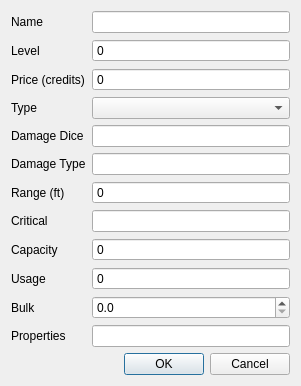
smithbt/StarfinderCharacterApp, file WeaponDialog.ui: the form before one commit.
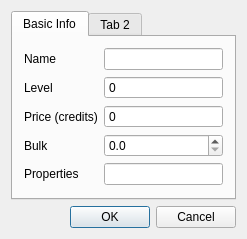
The form after the commit.

Commit message: Removed some fields from Weapon class with the intention to create subclassses for diferent weapon types later.

```diff
--- a/WeaponDialog.ui
+++ b/WeaponDialog.ui
@@ -6,22 +6,29 @@
    <rect>
     <x>0</x>
     <y>0</y>
-    <width>301</width>
-    <height>353</height>
+    <width>247</width>
+    <height>216</height>
    </rect>
   </property>
   <property name="windowTitle">
    <string>New Weapon</string>
   </property>
+  <layout class="QGridLayout" name="gridLayout">
+   <item row="0" column="0">
+    <widget class="QTabWidget" name="tabWidget">
+     <property name="currentIndex">
+      <number>0</number>
+     </property>
+     <widget class="QWidget" name="tab">
+      <attribute name="title">
+       <string>Basic Info</string>
+      </attribute>
   <layout class="QFormLayout" name="formLayout">
    <item row="0" column="0">
     <widget class="QLabel" name="name_label">
      <property name="text">
       <string>Name</string>
      </property>
-     <property name="buddy">
-      <cstring>name_field</cstring>
-     </property>
     </widget>
    </item>
    <item row="0" column="1">
@@ -32,9 +39,6 @@
      <property name="text">
       <string>Level</string>
      </property>
-     <property name="buddy">
-      <cstring>level_field</cstring>
-     </property>
     </widget>
    </item>
    <item row="1" column="1">
@@ -47,160 +51,60 @@
      </property>
     </widget>
    </item>
+       <item row="2" column="0">
+        <widget class="QLabel" name="price_label">
+         <property name="text">
+          <string>Price (credits)</string>
+         </property>
+        </widget>
+       </item>
+       <item row="2" column="1">
+        <widget class="QSpinBox" name="price_field">
+         <property name="buttonSymbols">
+          <enum>QAbstractSpinBox::NoButtons</enum>
+         </property>
+        </widget>
+       </item>
    <item row="3" column="0">
-    <widget class="QLabel" name="type_label">
+        <widget class="QLabel" name="bulk_label">
      <property name="text">
-      <string>Type</string>
-     </property>
-     <property name="buddy">
-      <cstring>type_field</cstring>
+          <string>Bulk</string>
      </property>
     </widget>
    </item>
    <item row="3" column="1">
-    <widget class="QComboBox" name="type_field"/>
+        <widget class="QDoubleSpinBox" name="bulk_field">
+         <property name="decimals">
+          <number>1</number>
+         </property>
+        </widget>
    </item>
    <item row="4" column="0">
-    <widget class="QLabel" name="damageDice_label">
-     <property name="text">
-      <string>Damage Dice</string>
-     </property>
-     <property name="buddy">
-      <cstring>damageDice_field</cstring>
-     </property>
-    </widget>
-   </item>
-   <item row="4" column="1">
-    <widget class="QLineEdit" name="damageDice_field"/>
-   </item>
-   <item row="5" column="0">
-    <widget class="QLabel" name="damageType_label">
-     <property name="text">
-      <string>Damage Type</string>
-     </property>
-     <property name="buddy">
-      <cstring>damageType_field</cstring>
-     </property>
-    </widget>
-   </item>
-   <item row="5" column="1">
-    <widget class="QLineEdit" name="damageType_field"/>
-   </item>
-   <item row="7" column="0">
-    <widget class="QLabel" name="critical_label">
-     <property name="text">
-      <string>Critical</string>
-     </property>
-     <property name="buddy">
-      <cstring>critical_field</cstring>
-     </property>
-    </widget>
-   </item>
-   <item row="7" column="1">
-    <widget class="QLineEdit" name="critical_field"/>
-   </item>
-   <item row="8" column="0">
-    <widget class="QLabel" name="capacity_label">
-     <property name="text">
-      <string>Capacity</string>
-     </property>
-     <property name="buddy">
-      <cstring>capacity_field</cstring>
-     </property>
-    </widget>
-   </item>
-   <item row="8" column="1">
-    <widget class="QSpinBox" name="capacity_field">
-     <property name="buttonSymbols">
-      <enum>QAbstractSpinBox::NoButtons</enum>
-     </property>
-    </widget>
-   </item>
-   <item row="9" column="0">
-    <widget class="QLabel" name="usage_label">
-     <property name="text">
-      <string>Usage</string>
-     </property>
-     <property name="buddy">
-      <cstring>usage_field</cstring>
-     </property>
-    </widget>
-   </item>
-   <item row="9" column="1">
-    <widget class="QSpinBox" name="usage_field">
-     <property name="buttonSymbols">
-      <enum>QAbstractSpinBox::NoButtons</enum>
-     </property>
-    </widget>
-   </item>
-   <item row="11" column="0">
     <widget class="QLabel" name="properties_label">
      <property name="text">
       <string>Properties</string>
      </property>
-     <property name="buddy">
-      <cstring>properties_field</cstring>
-     </property>
-    </widget>
-   </item>
-   <item row="12" column="0" colspan="2">
+        </widget>
+       </item>
+       <item row="4" column="1">
+        <widget class="QLineEdit" name="properties_field"/>
+       </item>
+      </layout>
+     </widget>
+     <widget class="QWidget" name="tab_2">
+      <attribute name="title">
+       <string>Tab 2</string>
+      </attribute>
+     </widget>
+    </widget>
+   </item>
+   <item row="1" column="0">
     <widget class="QDialogButtonBox" name="buttonBox">
      <property name="standardButtons">
       <set>QDialogButtonBox::Cancel|QDialogButtonBox::Ok</set>
      </property>
     </widget>
    </item>
-   <item row="10" column="0">
-    <widget class="QLabel" name="bulk_label">
-     <property name="text">
-      <string>Bulk</string>
-     </property>
-     <property name="buddy">
-      <cstring>bulk_field</cstring>
-     </property>
-    </widget>
-   </item>
-   <item row="10" column="1">
-    <widget class="QDoubleSpinBox" name="bulk_field">
-     <property name="decimals">
-      <number>1</number>
-     </property>
-    </widget>
-   </item>
-   <item row="11" column="1">
-    <widget class="QLineEdit" name="properties_field"/>
-   </item>
-   <item row="2" column="0">
-    <widget class="QLabel" name="price_label">
-     <property name="text">
-      <string>Price (credits)</string>
-     </property>
-     <property name="buddy">
-      <cstring>price_field</cstring>
-     </property>
-    </widget>
-   </item>
-   <item row="2" column="1">
-    <widget class="QSpinBox" name="price_field">
-     <property name="buttonSymbols">
-      <enum>QAbstractSpinBox::NoButtons</enum>
-     </property>
-    </widget>
-   </item>
-   <item row="6" column="0">
-    <widget class="QLabel" name="range_label">
-     <property name="text">
-      <string>Range (ft)</string>
-     </property>
-    </widget>
-   </item>
-   <item row="6" column="1">
-    <widget class="QSpinBox" name="range_field">
-     <property name="buttonSymbols">
-      <enum>QAbstractSpinBox::NoButtons</enum>
-     </property>
-    </widget>
-   </item>
   </layout>
  </widget>
  <layoutdefault spacing="6" margin="11"/>
```
Lines whose indentation alone changed are shown as unchanged. The commit also changes 3 other files.
